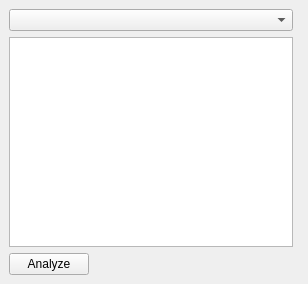
This is src/gui/analysiswidget.ui in madnight/chessx as Qt 5 draws it before an edit. The edited form follows.
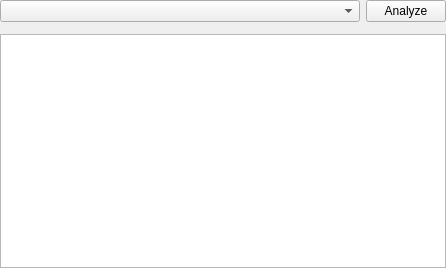
This is the edited form.

Commit message: Make a widget slightly more compact. Add F2 shortcut to start/stop engine.

The edit to the form file:
```diff
--- a/src/gui/analysiswidget.ui
+++ b/src/gui/analysiswidget.ui
@@ -5,51 +5,60 @@
    <rect>
     <x>0</x>
     <y>0</y>
-    <width>308</width>
-    <height>284</height>
+    <width>446</width>
+    <height>268</height>
    </rect>
   </property>
   <property name="windowTitle" >
    <string>Form</string>
   </property>
-  <layout class="QGridLayout" >
+  <layout class="QVBoxLayout" >
    <property name="margin" >
-    <number>9</number>
+    <number>0</number>
    </property>
    <property name="spacing" >
     <number>6</number>
    </property>
-   <item row="2" column="2" >
-    <spacer>
-     <property name="orientation" >
-      <enum>Qt::Horizontal</enum>
+   <item>
+    <layout class="QHBoxLayout" >
+     <property name="margin" >
+      <number>0</number>
      </property>
-     <property name="sizeHint" >
-      <size>
-       <width>101</width>
-       <height>20</height>
-      </size>
+     <property name="spacing" >
+      <number>6</number>
      </property>
-    </spacer>
+     <item>
+      <widget class="QComboBox" name="engineList" >
+       <property name="sizePolicy" >
+        <sizepolicy>
+         <hsizetype>7</hsizetype>
+         <vsizetype>0</vsizetype>
+         <horstretch>0</horstretch>
+         <verstretch>0</verstretch>
+        </sizepolicy>
+       </property>
+      </widget>
+     </item>
+     <item>
+      <widget class="QPushButton" name="analyzeButton" >
+       <property name="text" >
+        <string>Analyze</string>
+       </property>
+       <property name="shortcut" >
+        <string>F2</string>
+       </property>
+       <property name="checkable" >
+        <bool>true</bool>
+       </property>
+      </widget>
+     </item>
+    </layout>
    </item>
-   <item row="0" column="0" colspan="3" >
-    <widget class="QComboBox" name="engineList" />
-   </item>
-   <item row="1" column="0" colspan="3" >
-    <widget class="QTextEdit" name="variationText" />
-   </item>
-   <item row="1" column="3" >
+   <item>
     <widget class="QWidget" native="1" name="boardView" />
    </item>
-   <item row="2" column="0" >
-    <widget class="QPushButton" name="analyzeButton" >
-     <property name="text" >
-      <string>Analyze</string>
-     </property>
-     <property name="checkable" >
-      <bool>true</bool>
-     </property>
-    </widget>
+   <item>
+    <widget class="QTextEdit" name="variationText" />
    </item>
   </layout>
  </widget>
```
